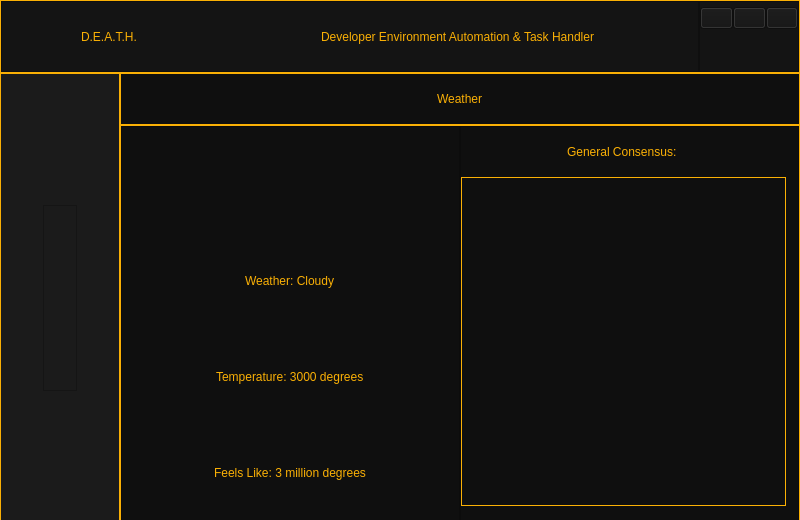
Before: the Qt Designer form Gui/Main_Gui.ui in ThatNerd404/D.E.A.T.H, drawn with Qt 5.
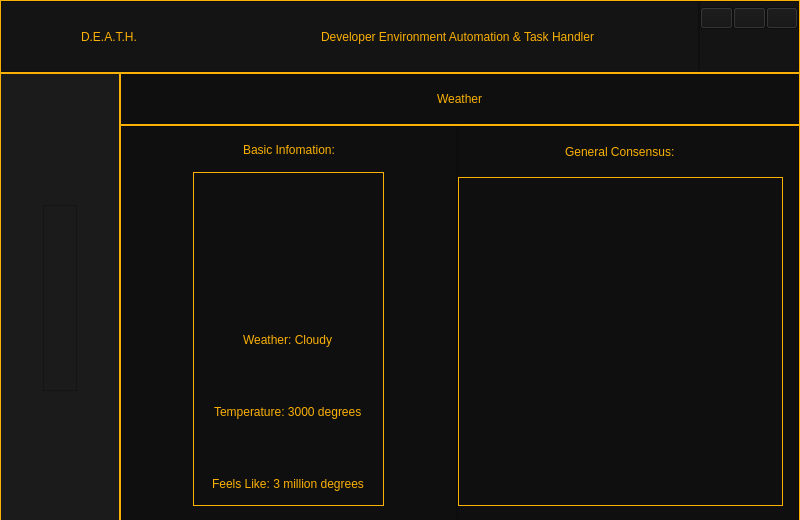
After: the same form once the commit is applied. Icons and pictures are not drawn.

Commit message: finished with weather page

```diff
--- a/Gui/Main_Gui.ui
+++ b/Gui/Main_Gui.ui
@@ -1395,11 +1395,11 @@
               <property name="bottomMargin">
                <number>0</number>
               </property>
-              <item>
-               <widget class="QFrame" name="Weather_Basic_Info">
+              <item alignment="Qt::AlignHCenter|Qt::AlignVCenter">
+               <widget class="QFrame" name="Weather_Basic_Info_Section">
                 <property name="minimumSize">
                  <size>
-                  <width>339</width>
+                  <width>336</width>
                   <height>396</height>
                  </size>
                 </property>
@@ -1409,9 +1409,55 @@
                 <property name="frameShadow">
                  <enum>QFrame::Raised</enum>
                 </property>
+                <layout class="QVBoxLayout" name="verticalLayout_15">
+                 <property name="spacing">
+                  <number>0</number>
+                 </property>
+                 <property name="leftMargin">
+                  <number>0</number>
+                 </property>
+                 <property name="topMargin">
+                  <number>0</number>
+                 </property>
+                 <property name="rightMargin">
+                  <number>0</number>
+                 </property>
+                 <property name="bottomMargin">
+                  <number>15</number>
+                 </property>
+                 <item alignment="Qt::AlignHCenter">
+                  <widget class="QLabel" name="Basic_Info_Title">
+                   <property name="styleSheet">
+                    <string notr="true">font: 24pt &quot;Palatino Linotype&quot;;</string>
+                   </property>
+                   <property name="text">
+                    <string>Basic Infomation:</string>
+                   </property>
+                  </widget>
+                 </item>
+                 <item alignment="Qt::AlignHCenter">
+                  <widget class="QFrame" name="Weather_Basic_Info">
+                   <property name="minimumSize">
+                    <size>
+                     <width>191</width>
+                     <height>334</height>
+                    </size>
+                   </property>
+                   <property name="styleSheet">
+                    <string notr="true">#Weather_Basic_Info{font: 18pt &quot;Palatino Linotype&quot;;
+border-color:rgb(250,176,5);
+border-width:1px;
+border-style:solid;}</string>
+                   </property>
+                   <property name="frameShape">
+                    <enum>QFrame::StyledPanel</enum>
+                   </property>
+                   <property name="frameShadow">
+                    <enum>QFrame::Raised</enum>
+                   </property>
                 <layout class="QVBoxLayout" name="verticalLayout_13">
                  <property name="spacing">
-                  <number>0</number>
+                     <number>50</number>
                  </property>
                  <property name="leftMargin">
                   <number>0</number>
@@ -1423,7 +1469,7 @@
                   <number>0</number>
                  </property>
                  <property name="bottomMargin">
-                  <number>0</number>
+                     <number>10</number>
                  </property>
                  <item alignment="Qt::AlignHCenter">
                   <widget class="QLabel" name="Weather_Status_Pic">
@@ -1468,6 +1514,9 @@
                 </layout>
                </widget>
               </item>
+                </layout>
+               </widget>
+              </item>
               <item>
                <widget class="QFrame" name="Weather_General_Consensus">
                 <property name="styleSheet">
@@ -1535,7 +1584,7 @@
                     <enum>Qt::AutoText</enum>
                    </property>
                    <property name="alignment">
-                    <set>Qt::AlignLeading|Qt::AlignLeft|Qt::AlignTop</set>
+                    <set>Qt::AlignCenter</set>
                    </property>
                    <property name="wordWrap">
                     <bool>true</bool>
```
Lines whose indentation alone changed are shown as unchanged. The commit also changes 3 other files.
